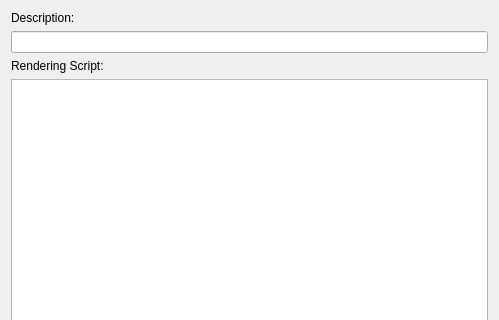
First picture: the form in anno/LabelDefinitionPropertiesWidget.ui, repository urobots-io/anno, before the edit; both pictures show x 0 to 499 and y 0 to 320 of the 499 by 497 pixel window.
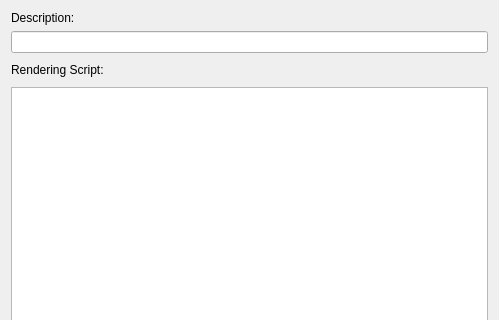
Second picture: the form after the edit. Icons and pictures are not drawn.

Commit message: Added context menu to insert ScriptPainter functions into the rendering script code

What changed in the file:
```diff
--- a/anno/LabelDefinitionPropertiesWidget.ui
+++ b/anno/LabelDefinitionPropertiesWidget.ui
@@ -44,10 +44,48 @@
         <widget class="QLineEdit" name="description_lineEdit"/>
        </item>
        <item>
-        <widget class="QLabel" name="label">
-         <property name="text">
-          <string>Rendering Script:</string>
-         </property>
+        <widget class="QWidget" name="widget_3" native="true">
+         <layout class="QHBoxLayout" name="horizontalLayout_3">
+          <property name="leftMargin">
+           <number>0</number>
+          </property>
+          <property name="topMargin">
+           <number>0</number>
+          </property>
+          <property name="rightMargin">
+           <number>0</number>
+          </property>
+          <property name="bottomMargin">
+           <number>0</number>
+          </property>
+          <item>
+           <widget class="QLabel" name="label">
+            <property name="sizePolicy">
+             <sizepolicy hsizetype="MinimumExpanding" vsizetype="Preferred">
+              <horstretch>0</horstretch>
+              <verstretch>0</verstretch>
+             </sizepolicy>
+            </property>
+            <property name="text">
+             <string>Rendering Script:</string>
+            </property>
+           </widget>
+          </item>
+          <item>
+           <widget class="QPushButton" name="add_code_line_pushButton">
+            <property name="text">
+             <string/>
+            </property>
+            <property name="icon">
+             <iconset resource="MainWindow.qrc">
+              <normaloff>:/MainWindow/Resources/add.ico</normaloff>:/MainWindow/Resources/add.ico</iconset>
+            </property>
+            <property name="flat">
+             <bool>true</bool>
+            </property>
+           </widget>
+          </item>
+         </layout>
         </widget>
        </item>
        <item>
```
Left out of the diff: 4 changed lines with no effect on the pictures. The commit also changes 2 other files.
